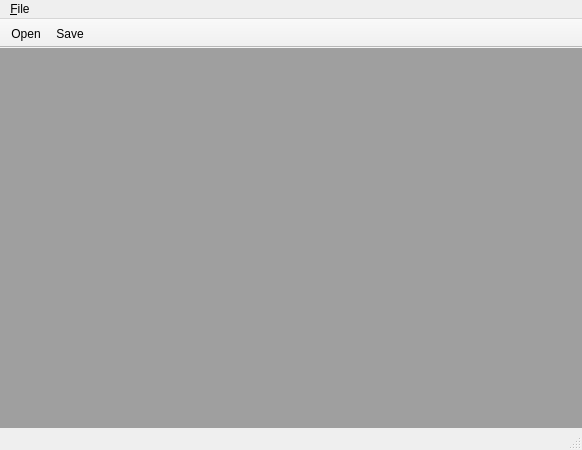
First picture: the form in ui/main_window.ui, repository d42/Fourierism, before the edit.
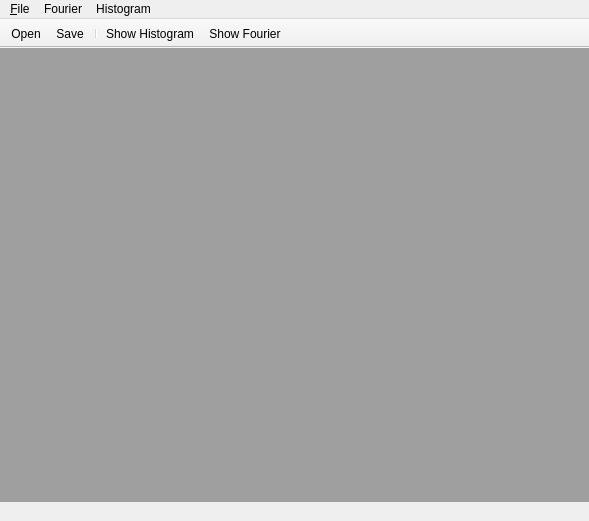
Second picture: the form after the edit. Icons and pictures are not drawn.

```diff
--- a/ui/main_window.ui
+++ b/ui/main_window.ui
@@ -6,15 +6,15 @@
    <rect>
     <x>0</x>
     <y>0</y>
-    <width>582</width>
-    <height>450</height>
+    <width>589</width>
+    <height>521</height>
    </rect>
   </property>
   <property name="windowTitle">
    <string>Fourierism</string>
   </property>
   <widget class="QWidget" name="centralwidget">
-   <layout class="QHBoxLayout" name="horizontalLayout">
+   <layout class="QVBoxLayout" name="verticalLayout">
     <property name="spacing">
      <number>0</number>
     </property>
@@ -47,7 +47,7 @@
     <rect>
      <x>0</x>
      <y>0</y>
-     <width>582</width>
+     <width>589</width>
      <height>20</height>
     </rect>
    </property>
@@ -59,9 +59,27 @@
     <addaction name="action_save_file"/>
     <addaction name="action_save_as"/>
    </widget>
+   <widget class="QMenu" name="menuFourier">
+    <property name="title">
+     <string>Fourier</string>
+    </property>
+    <addaction name="action_show_fourier"/>
+   </widget>
+   <widget class="QMenu" name="menuHistogram">
+    <property name="title">
+     <string>Histogram</string>
+    </property>
+    <addaction name="action_show_histogram"/>
+   </widget>
    <addaction name="menuFile"/>
+   <addaction name="menuFourier"/>
+   <addaction name="menuHistogram"/>
   </widget>
-  <widget class="QStatusBar" name="statusbar"/>
+  <widget class="QStatusBar" name="statusbar">
+   <property name="sizeGripEnabled">
+    <bool>false</bool>
+   </property>
+  </widget>
   <widget class="QToolBar" name="toolBar">
    <property name="windowTitle">
     <string>toolBar</string>
@@ -80,6 +98,9 @@
    </attribute>
    <addaction name="action_open_file"/>
    <addaction name="action_save_file"/>
+   <addaction name="separator"/>
+   <addaction name="action_show_histogram"/>
+   <addaction name="action_show_fourier"/>
   </widget>
   <action name="action_open_file">
    <property name="icon">
@@ -105,6 +126,41 @@
     <string>Save &amp;as</string>
    </property>
   </action>
+  <action name="action_toggle_sidebar">
+   <property name="checkable">
+    <bool>true</bool>
+   </property>
+   <property name="checked">
+    <bool>false</bool>
+   </property>
+   <property name="text">
+    <string>Toggle Sidebar</string>
+   </property>
+  </action>
+  <action name="action_show_fourier">
+   <property name="checkable">
+    <bool>true</bool>
+   </property>
+   <property name="icon">
+    <iconset resource="../res/icons.qrc">
+     <normaloff>:/vector/icons/show_fourier.svg</normaloff>:/vector/icons/show_fourier.svg</iconset>
+   </property>
+   <property name="text">
+    <string>Show Fourier</string>
+   </property>
+  </action>
+  <action name="action_show_histogram">
+   <property name="checkable">
+    <bool>true</bool>
+   </property>
+   <property name="icon">
+    <iconset resource="../res/icons.qrc">
+     <normaloff>:/vector/icons/show_histogram.svg</normaloff>:/vector/icons/show_histogram.svg</iconset>
+   </property>
+   <property name="text">
+    <string>Show Histogram</string>
+   </property>
+  </action>
  </widget>
  <resources>
   <include location="../res/icons.qrc"/>
```
Left out of the diff: 23 changed lines with no effect on the pictures.
